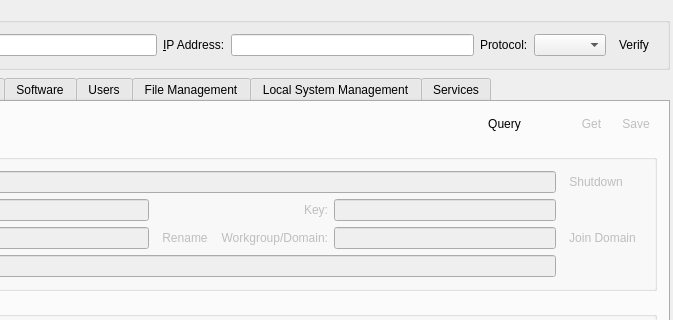
ihehui/managementsystem, file src/plugins/controlcenter/systemmanagement/systemmanagementwidget.ui: the form before one commit; both pictures show x 201 to 874 and y 0 to 320 of the 874 by 665 pixel window.
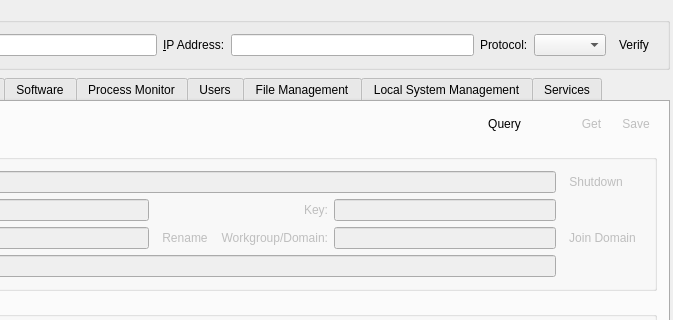
The form after the commit. The open tabs and pages were chosen to show the change. Icons and pictures are not drawn. Custom widgets are drawn as their Qt base class.

Commit message: Update Process Monitor

The edit to the form file:
```diff
--- a/src/plugins/controlcenter/systemmanagement/systemmanagementwidget.ui
+++ b/src/plugins/controlcenter/systemmanagement/systemmanagementwidget.ui
@@ -827,6 +827,11 @@
        <string>Software</string>
       </attribute>
      </widget>
+     <widget class="HEHUI::ProcessMonitor" name="tabProcessMonitor">
+      <attribute name="title">
+       <string>Process Monitor</string>
+      </attribute>
+     </widget>
      <widget class="HEHUI::WinUserManagerWidget" name="tabUsers">
       <attribute name="title">
        <string>Users</string>
@@ -987,6 +992,12 @@
    <header location="global">softwaremamagement.h</header>
    <container>1</container>
   </customwidget>
+  <customwidget>
+   <class>HEHUI::ProcessMonitor</class>
+   <extends>QWidget</extends>
+   <header location="global">processmonitor.h</header>
+   <container>1</container>
+  </customwidget>
  </customwidgets>
  <tabstops>
   <tabstop>lineEditComputerName</tabstop>
```
Left out of the diff: 2 changed lines with no effect on the pictures. The commit also changes 32 other files.
